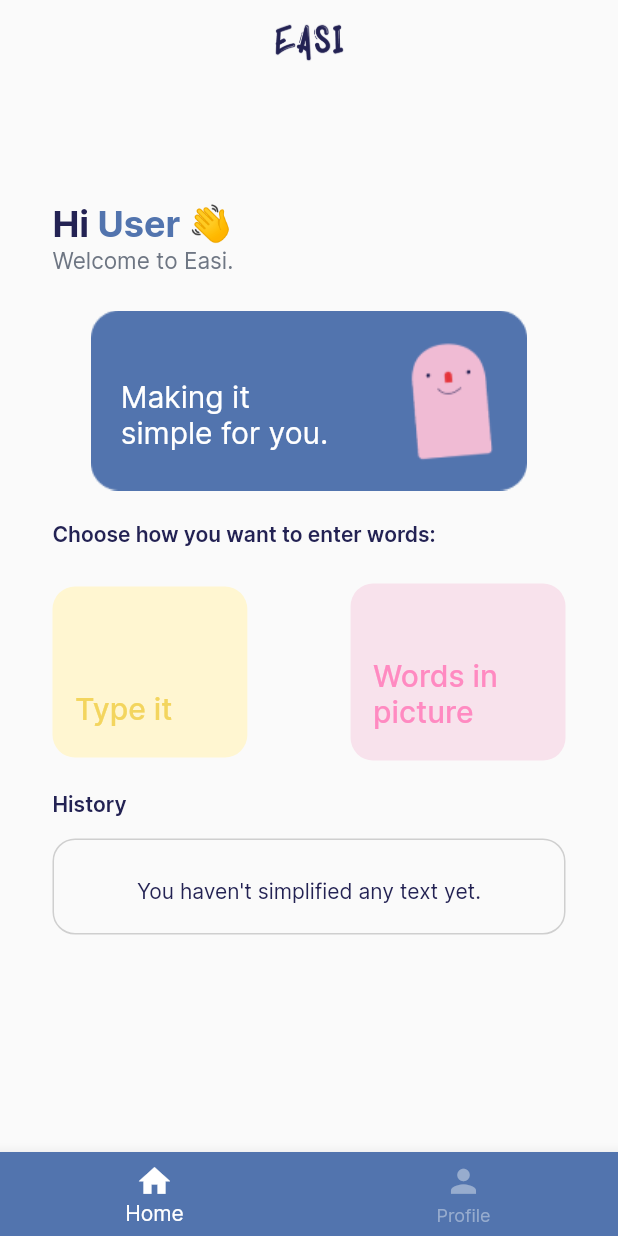
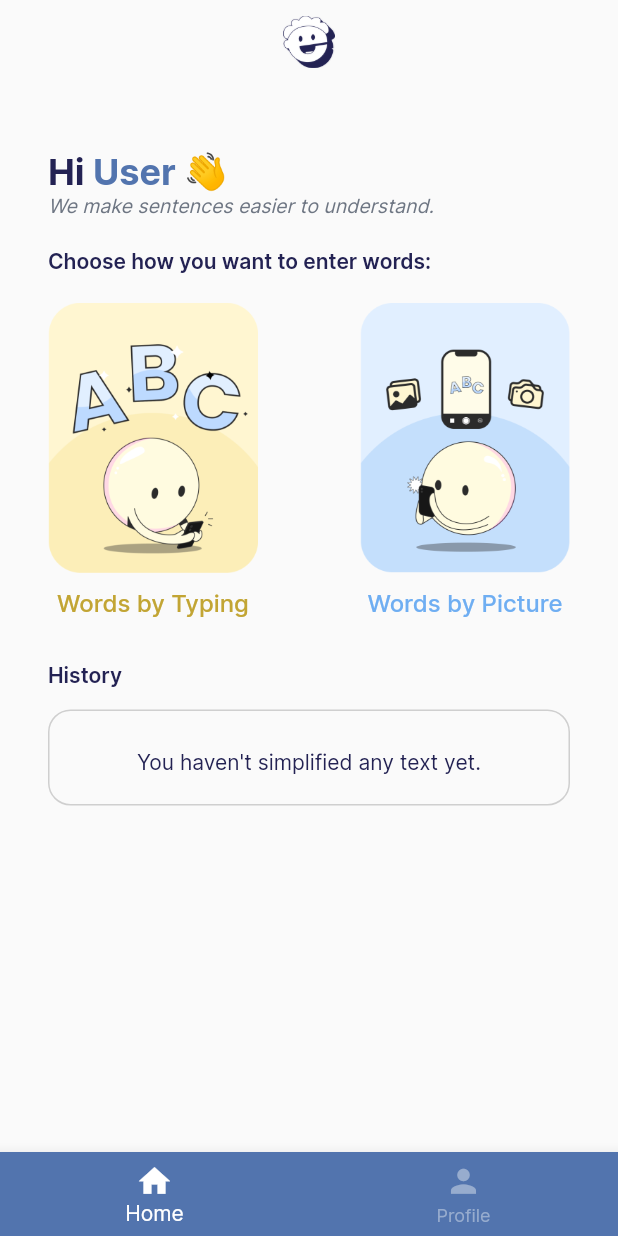
Before and after one commit to keiruu/easi-mobile-text-simplification-client, a Flutter app: the screen it shows after launch, on a phone screen of 412 x 824 dp. Run offline on Flutter 3.47's test engine with Material 2 defaults, Android fonts, the phone set to English and light mode, and no system bars; our stand-ins replace camera, flutter_svg, flutter_svg_provider, gallery_saver, image_cropper, image_picker and 1 more; missing offline and left inert: google_ml_kit; project files that could hold a hidden picture were left out.

Commit message:
Updated UI

```diff
--- /dev/null
+++ b/easi/lib/globals.dart
@@ -0,0 +1,3 @@
+library easi.globals;
+
+bool inProcess = false;
--- a/easi/lib/home.dart
+++ b/easi/lib/home.dart
@@ -1,3 +1,5 @@
+// ignore_for_file: prefer_const_constructors
+
 import 'package:easi/image_output_screen.dart';
 
 import 'main.dart';
@@ -7,13 +9,16 @@ import 'image_output_screen.dart';
 import 'dart:io';
 import 'http_methods.dart';
 
+import 'package:loading_indicator/loading_indicator.dart';
 import 'package:flutter/material.dart';
 import 'package:image_cropper/image_cropper.dart';
 import 'package:image_picker/image_picker.dart';
 import 'package:path_provider/path_provider.dart';
 import 'package:gallery_saver/gallery_saver.dart';
 import 'package:google_ml_kit/google_ml_kit.dart';
+import 'package:flutter_svg_provider/flutter_svg_provider.dart';
 import 'dart:convert';
+import 'package:easi/globals.dart' as globals;
 
 class Home extends StatefulWidget {
   const Home({Key? key}) : super(key: key);
@@ -25,7 +30,6 @@ class Home extends StatefulWidget {
 class _HomeState extends State<Home> {
   String userName = "User";
   var _selectedFile;
-  bool _inProcess = false;
   bool _scanningText = false;
   var _extractedText;
 
@@ -75,13 +79,29 @@ class _HomeState extends State<Home> {
     final results;
 
     RecognizedText recognizedText = await textDetector.processImage(inputImage);
+    print("WE are here");
+    this.setState(() {
+      globals.inProcess = true;
+    });
     await textDetector.close();
 
     String scannedText = "";
 
     for (TextBlock block in recognizedText.blocks) {
       for (TextLine line in block.lines) {
-        scannedText = scannedText + line.text + " ";
+        // Checks if the last character of the line is -
+        // it will join it with the next word instead of adding a space
+        String currentLine = "";
+        var checker = line.text.substring(line.text.length - 1);
+
+        if (checker == "-") {
+          currentLine = line.text.substring(0, line.text.length - 1);
+          scannedText = scannedText + currentLine;
+        } else {
+          currentLine = line.text;
+          scannedText = scannedText + currentLine + " ";
+        }
+
         _lines.add(line);
         for (TextElement element in line.elements) {
           _elements.add(element);
@@ -112,9 +132,9 @@ class _HomeState extends State<Home> {
   }
 
   getImage(ImageSource source) async {
-    this.setState(() {
-      _inProcess = true;
-    });
+    // this.setState(() {
+    //   globals.inProcess = true;
+    // });
 
     final ImagePicker _picker = ImagePicker();
 
@@ -145,27 +165,33 @@ class _HomeState extends State<Home> {
       if (cropped != null) {
         this.setState(() {
           _selectedFile = File(cropped.path);
-          _inProcess = false;
+          // _inProcess = false;
           _scanningText = true;
         });
+
+        globals.inProcess = false;
       }
 
       // Send text for extraction
       if (_selectedFile != null) {
         final inputImage = InputImage.fromFile(_selectedFile);
         getRecognizedText(inputImage);
+        this.setState(() {
+          globals.inProcess = false;
+        });
       }
     } else {
-      this.setState(() {
-        _inProcess = false;
-      });
+      // this.setState(() {
+      //   _inProcess = false;
+      // });
+      globals.inProcess = false;
     }
   }
 
   @override
   Widget build(BuildContext context) {
     return Padding(
-      padding: EdgeInsets.fromLTRB(35, 5, 35, 0),
+      padding: EdgeInsets.fromLTRB(32, 100, 32, 0),
       child: Column(
         children: [
           Align(
@@ -190,32 +216,15 @@ class _HomeState extends State<Home> {
           Align(
               alignment: Alignment.centerLeft,
               child: Text(
-                'Welcome to Easi.',
-                style: TextStyle(fontSize: 15, color: Color(0xFF6E7683)),
+                'We make sentences easier to understand.',
+                style: TextStyle(
+                    fontSize: 13,
+                    color: Color(0xFF6E7683),
+                    fontStyle: FontStyle.italic),
               )),
-          Container(
-              margin: const EdgeInsets.fromLTRB(0, 25, 0, 20),
-              height: 120,
-              width: 291,
-              decoration: BoxDecoration(
-                image: DecorationImage(
-                  image: AssetImage("assets/header.png"),
-                  fit: BoxFit.cover,
-                ),
-              ),
-              child: (Align(
-                alignment: Alignment.centerLeft,
-                child: Padding(
-                  padding: EdgeInsets.fromLTRB(20, 20, 0, 0),
-                  child: Text("Making it\nsimple for you.",
-                      style: TextStyle(
-                        fontSize: 20,
-                        color: Colors.white,
-                        fontWeight: FontWeight.w400,
-                      )),
-                ),
-              ))),
-          Align(
+          Padding(
+            padding: EdgeInsets.symmetric(vertical: 20),
+            child: Align(
               alignment: Alignment.centerLeft,
               child: Text("Choose how you want to enter words:",
                   style: TextStyle(
@@ -223,7 +232,10 @@ class _HomeState extends State<Home> {
                       color: Color(0xFF232253),
                       fontWeight: FontWeight.w600)),
             ),
-          Row(
+          ),
+          Padding(
+            padding: EdgeInsets.only(bottom: 30),
+            child: Row(
               children: [
                 InkWell(
                     onTap: () {
@@ -233,21 +245,29 @@ class _HomeState extends State<Home> {
                         ),
                       );
                     },
-                child: Container(
-                  margin: const EdgeInsets.fromLTRB(0, 25, 0, 20),
-                  padding: EdgeInsets.fromLTRB(15, 70, 50, 20),
+                    child: Column(
+                      children: [
+                        Container(
+                          height: 180.0,
+                          width: 140.0,
+                          margin: EdgeInsets.only(bottom: 10),
                           decoration: BoxDecoration(
-                      color: Color(0xFFFFF6D1),
-                      borderRadius: BorderRadius.circular(15)),
-                  child: Text(
-                    "Type it",
-                    style: TextStyle(
-                        fontSize: 20,
-                        fontWeight: FontWeight.w500,
-                        color: Color(0xFFF3D55E)),
+                            image: DecorationImage(
+                              image: AssetImage('assets/words.png'),
+                              fit: BoxFit.fill,
                             ),
                           ),
                         ),
+                        Text(
+                          "Words by Typing",
+                          style: TextStyle(
+                            fontSize: 16,
+                            fontWeight: FontWeight.w500,
+                            color: Color(0xFFC2A534),
+                          ),
+                        ),
+                      ],
+                    )),
                 Spacer(),
                 InkWell(
                     onTap: () {
@@ -260,7 +280,7 @@ class _HomeState extends State<Home> {
                                       BorderRadius.all(Radius.circular(14.0))),
                               child: Container(
                                 padding: EdgeInsets.fromLTRB(30, 40, 30, 40),
-                            height: _selectedFile != null ? 500 : 200,
+                                height: 200,
                                 child: Column(
                                   mainAxisAlignment: _selectedFile != null
                                       ? MainAxisAlignment.spaceEvenly
@@ -314,34 +334,31 @@ class _HomeState extends State<Home> {
                               ),
                             );
                           });
-                  // Navigator.of(context).push(
-                  //   MaterialPageRoute(
-                  //     builder: (context) =>
-                  //       Modal(),
-                  //   ),
-                  // );
-                  // Navigator.of(context).restorablePush(
-                  //     MaterialPageRoute(
-                  //       builder: (context) =>
-                  //         WordsInPicture(),
-                  //     ),
-                  //   )
-                  // );
                     },
-                child: Container(
-                  margin: const EdgeInsets.fromLTRB(0, 25, 0, 20),
-                  padding: EdgeInsets.fromLTRB(15, 50, 45, 20),
+                    child: Column(
+                      children: [
+                        Container(
+                          height: 180.0,
+                          width: 140.0,
+                          margin: EdgeInsets.only(bottom: 10),
                           decoration: BoxDecoration(
-                      color: Color(0xFFF8E2EC),
-                      borderRadius: BorderRadius.circular(15)),
-                  child: Text("Words in\npicture",
+                            image: DecorationImage(
+                              image: AssetImage('assets/pics.png'),
+                              fit: BoxFit.fill,
+                            ),
+                          ),
+                        ),
+                        Text(
+                          "Words by Picture",
                           style: TextStyle(
-                          fontSize: 20,
+                              fontSize: 16,
                               fontWeight: FontWeight.w500,
-                          color: Color(0xFFFF8AC1))),
+                              color: Color(0xFF6FAEF2)),
                         ),
-              )
                       ],
+                    ))
+              ],
+            ),
           ),
           Align(
             alignment: Alignment.centerLeft,
--- a/easi/lib/main.dart
+++ b/easi/lib/main.dart
@@ -1,6 +1,10 @@
 import 'dart:io';
 import 'package:flutter/material.dart';
 import 'package:flutter/services.dart';
+import 'package:flutter_svg/flutter_svg.dart';
+import 'package:provider/provider.dart';
+import 'package:easi/globals.dart' as globals;
+import 'package:loading_indicator/loading_indicator.dart';
 
 import 'home.dart';
 import 'words_in_picture.dart';
@@ -40,36 +44,46 @@ class _MyHomePageState extends State<MyHomePage> {
 
   // Bottom navigation screen options
   List<Widget> _widgetOptions = <Widget>[Home(), Profile()];
-
   @override
   Widget build(BuildContext context) {
     return Scaffold(
       resizeToAvoidBottomInset: false,
       extendBodyBehindAppBar: true,
-        appBar: AppBar(
+      appBar: globals.inProcess ? null
+      : AppBar(
         backgroundColor: Colors.transparent,
         elevation: 0,
         title: Image.asset(
           'assets/logo.png',
-            height: 50,
-            width: 50,
+          height: 35,
+          width: 35,
         ),
         centerTitle: true,
       ),
-        body: Stack(children: <Widget>[
+      body: globals.inProcess ?
+        Center(
+          child: Padding(
+            padding: EdgeInsets.fromLTRB(150, 0, 150, 0),
+            child: LoadingIndicator(
+              indicatorType: Indicator.ballPulse,
+            )
+          )
+        )
+      : Stack(children: <Widget>[
         Column(
-            mainAxisAlignment: MainAxisAlignment.center,
+          mainAxisAlignment: MainAxisAlignment.start,
           children: <Widget>[_widgetOptions.elementAt(_selectedIndex)],
         )
-        ]),
-        bottomNavigationBar: BottomNavigationBar(
+      ])
+      ,
+      bottomNavigationBar: globals.inProcess ? null
+      : BottomNavigationBar(
         currentIndex: _selectedIndex,
         selectedIconTheme: IconThemeData(color: Colors.white, size: 25),
         selectedItemColor: Colors.white,
         selectedLabelStyle: TextStyle(fontWeight: FontWeight.w400),
         backgroundColor: Color(0xFF5274AE),
-          unselectedIconTheme:
-              IconThemeData(color: Color(0xFF97ACCE), size: 25),
+        unselectedIconTheme: IconThemeData(color: Color(0xFF97ACCE), size: 25),
         unselectedItemColor: Color(0xFF97ACCE),
         unselectedLabelStyle: TextStyle(fontWeight: FontWeight.w400),
         items: const <BottomNavigationBarItem>[
--- a/easi/lib/text_simplification.dart
+++ b/easi/lib/text_simplification.dart
@@ -51,8 +51,8 @@ class _TextSimplificationState extends State<TextSimplification> {
         elevation: 0,
         title: Image.asset(
           'assets/logo.png',
-          height: 50,
-          width: 50,
+          height: 35,
+          width: 35,
         ),
         centerTitle: true,
       ),
--- a/easi/pubspec.yaml
+++ b/easi/pubspec.yaml
@@ -48,6 +48,9 @@ dependencies:
   image_cropper: ^2.0.2
   photo_manager: ^2.0.9
   google_ml_kit: ^0.11.0
+  flutter_svg_provider: ^1.0.3
+  flutter_svg: ^1.1.5
+  provider: ^6.0.3
 
 dev_dependencies:
   flutter_test:
@@ -74,6 +77,8 @@ flutter:
   # To add assets to your application, add an assets section, like this:
   assets:
     - assets/
+    - assets/words.png
+    - assets/pics.png
 
   # An image asset can refer to one or more resolution-specific "variants", see
   # https://flutter.dev/assets-and-images/#resolution-aware.
```
Also changed, not shown: easi/assets/Words.svg (added), easi/assets/WordsInPictures.svg (added), easi/assets/logo.png, easi/assets/logo.svg, easi/assets/pics.png (added), easi/assets/words.png (added), easi/pubspec.lock. Lines whose indentation alone changed are shown as unchanged.
